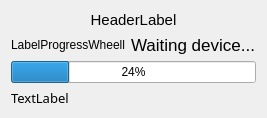
Nitrokey/nitrokey-app, file ui/stick20responsedialog.ui: the form before one commit.
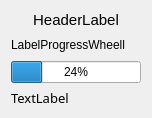
The form after the commit. Icons and pictures are not drawn.

Commit message: beautification of response dialog

The edit to the form file:
```diff
--- a/ui/stick20responsedialog.ui
+++ b/ui/stick20responsedialog.ui
@@ -73,7 +73,7 @@
           </font>
          </property>
          <property name="text">
-          <string>Waiting device...</string>
+          <string/>
          </property>
         </widget>
        </item>
```
The commit also changes 2 other files.
